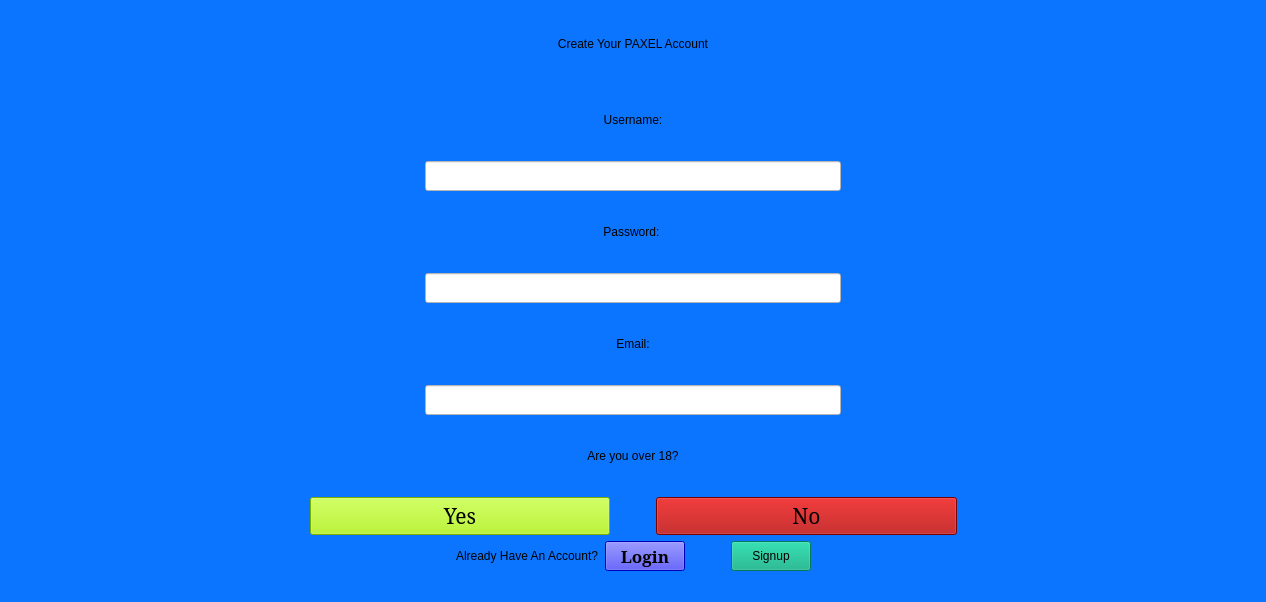
Before: the Qt Designer form Paxel/signup.ui in ClownKingWalrus/PAXEL, drawn with Qt 5.
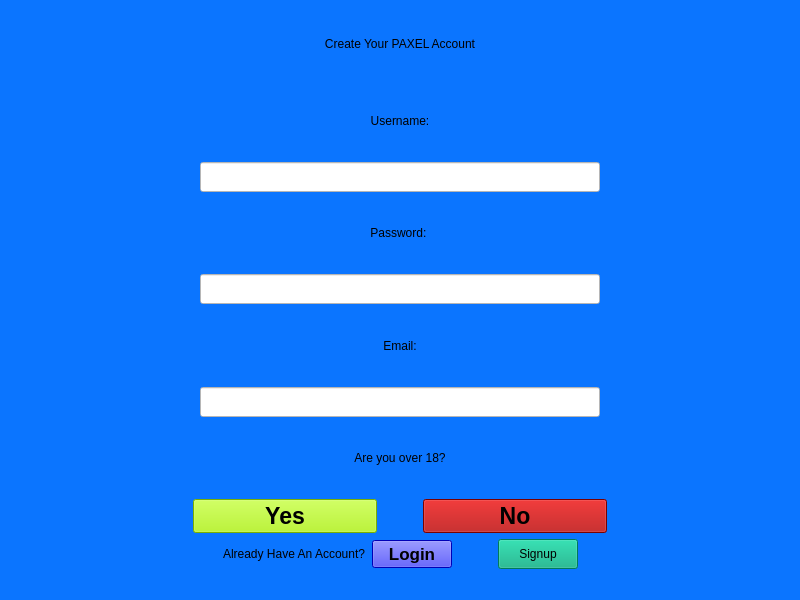
After: the same form once the commit is applied.

Patch:
```diff
--- a/Paxel/signup.ui
+++ b/Paxel/signup.ui
@@ -6,8 +6,8 @@
    <rect>
     <x>0</x>
     <y>0</y>
-    <width>1266</width>
-    <height>602</height>
+    <width>800</width>
+    <height>600</height>
    </rect>
   </property>
   <property name="windowTitle">
@@ -268,7 +268,7 @@
           </property>
           <property name="font">
            <font>
-            <family>MS Serif</family>
+            <family>MS Sans Serif</family>
             <pointsize>13</pointsize>
             <italic>false</italic>
             <bold>true</bold>
@@ -356,13 +356,17 @@
           </property>
           <property name="font">
            <font>
-            <family>MS Serif</family>
-            <pointsize>16</pointsize>
+            <family>MS Sans Serif</family>
+            <pointsize>17</pointsize>
+            <italic>false</italic>
+            <bold>true</bold>
            </font>
           </property>
           <property name="styleSheet">
            <string notr="true">QPushButton {
+font: 700 17pt&quot;MS Sans Serif&quot;;
 background-color: rgb(170, 245, 0);
+color: rgb(0, 0, 0);
 }
 QPushButton:Hover {
 background-color: rgb(180, 255, 10);
@@ -405,13 +409,17 @@
           </property>
           <property name="font">
            <font>
-            <family>MS Serif</family>
-            <pointsize>16</pointsize>
+            <family>MS Sans Serif</family>
+            <pointsize>17</pointsize>
+            <italic>false</italic>
+            <bold>true</bold>
            </font>
           </property>
           <property name="styleSheet">
            <string notr="true">QPushButton {
+font: 700 17pt &quot;MS Sans Serif&quot;;
 background-color: rgb(170, 0, 0);
+color: rgb(0, 0, 0);
 }
 QPushButton:Hover {
 background-color: rgb(180, 10, 10);
```
Left out of the diff: 24 changed lines with no effect on the pictures.
